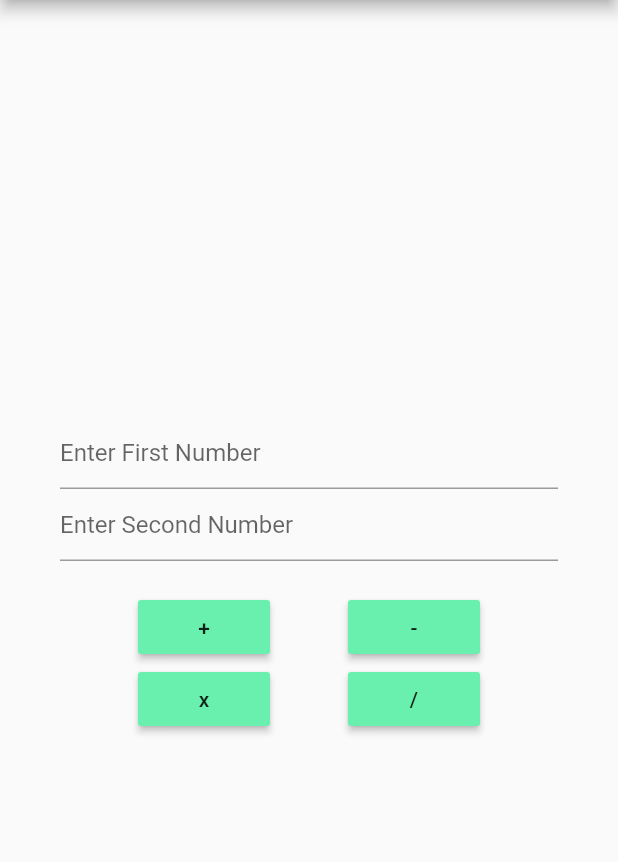
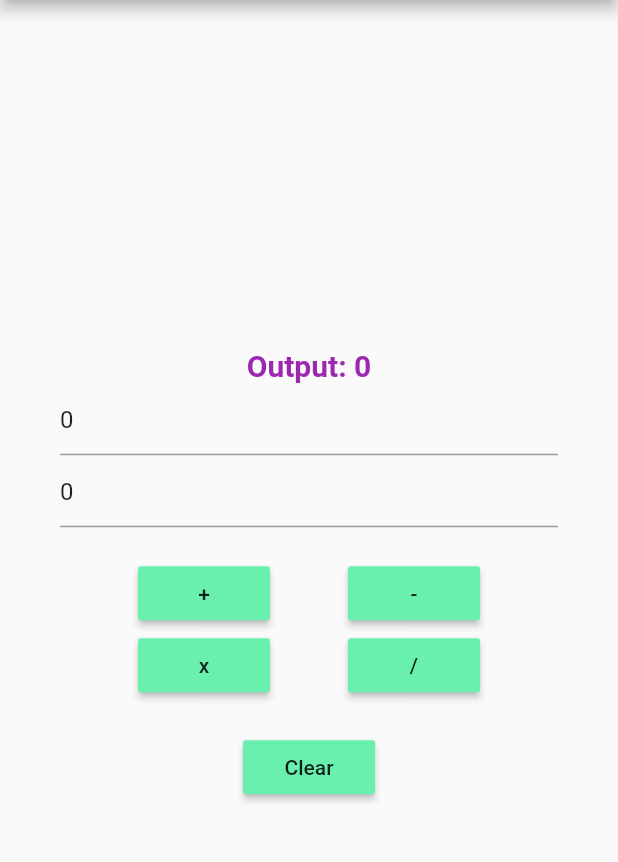
Before and after one commit to anketmanoj/calculatorAp, a Flutter app: the screen it shows after launch, on a phone screen of 412 x 824 dp, the part 84-946 px from its top. Run offline on Flutter 3.47's test engine with Material 2 defaults, Android fonts, the phone set to English and light mode, and no system bars.

Commit message:
features added

```diff
--- a/lib/home_page.dart
+++ b/lib/home_page.dart
@@ -7,6 +7,50 @@ class HomePage extends StatefulWidget {
 }
 
 class HomePageState extends State<HomePage> {
+  var num1 = 0, num2 = 0, sum = 0;
+  final TextEditingController t1 = new TextEditingController(text: "0");
+  final TextEditingController t2 = new TextEditingController(text: "0");
+
+  void doAddition() {
+    setState(() {
+      num1 = int.parse(t1.text);
+      num2 = int.parse(t2.text);
+      sum = num1 + num2;
+    });
+  }
+
+  void doSub() {
+    setState(() {
+      num1 = int.parse(t1.text);
+      num2 = int.parse(t2.text);
+      sum = num1 - num2;
+    });
+  }
+
+  void doDiv() {
+    setState(() {
+      num1 = int.parse(t1.text);
+      num2 = int.parse(t2.text);
+      sum = num1 ~/ num2;
+    });
+  }
+
+  void doMul() {
+    setState(() {
+      num1 = int.parse(t1.text);
+      num2 = int.parse(t2.text);
+      sum = num1 * num2;
+    });
+  }
+
+  void doClear() {
+    setState(() {
+      t1.text = "0";
+      t2.text = "0";
+      sum = 0;
+    });
+  }
+
   @override
   Widget build(BuildContext context) {
     return new Scaffold(
@@ -18,14 +62,20 @@ class HomePageState extends State<HomePage> {
         child: new Column(
             mainAxisAlignment: MainAxisAlignment.center,
             children: <Widget>[
-              new TextField(
-                keyboardType: TextInputType.number,
-                decoration: new InputDecoration(hintText: "Enter First Number"),
+              new Text(
+                "Output: $sum",
+                style: new TextStyle(
+                    fontSize: 20.0,
+                    color: Colors.purple,
+                    fontWeight: FontWeight.bold),
               ),
               new TextField(
                 keyboardType: TextInputType.number,
-                decoration:
-                    new InputDecoration(hintText: "Enter Second Number"),
+                controller: t1,
+              ),
+              new TextField(
+                keyboardType: TextInputType.number,
+                controller: t2,
               ),
               new Padding(
                 padding: const EdgeInsets.only(top: 20.0),
@@ -35,12 +85,12 @@ class HomePageState extends State<HomePage> {
                 children: <Widget>[
                   new MaterialButton(
                     child: new Text("+"),
-                    onPressed: () {},
+                    onPressed: doAddition,
                     color: Colors.greenAccent,
                   ),
                   new MaterialButton(
                       child: new Text("-"),
-                      onPressed: () {},
+                      onPressed: doSub,
                       color: Colors.greenAccent),
                 ],
               ),
@@ -49,12 +99,25 @@ class HomePageState extends State<HomePage> {
                 children: <Widget>[
                   new MaterialButton(
                       child: new Text("x"),
-                      onPressed: () {},
+                      onPressed: doMul,
                       color: Colors.greenAccent),
                   new MaterialButton(
                       child: new Text("/"),
-                      onPressed: () {},
+                      onPressed: doDiv,
                       color: Colors.greenAccent),
+                ],
+              ),
+              new Padding(
+                padding: const EdgeInsets.only(top: 20.0),
+              ),
+              new Row(
+                mainAxisAlignment: MainAxisAlignment.center,
+                children: <Widget>[
+                  new MaterialButton(
+                    child: new Text("Clear"),
+                    onPressed: doClear,
+                    color: Colors.greenAccent,
+                  ),
                 ],
               )
             ]),
```
